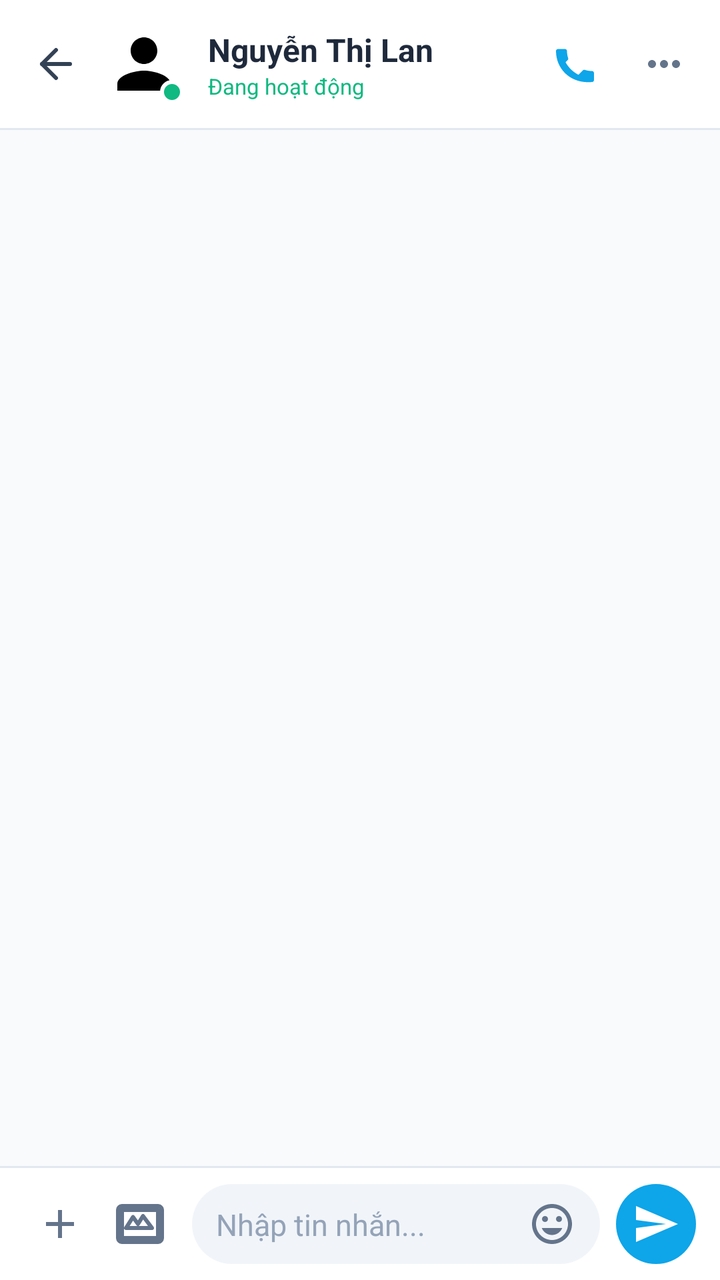
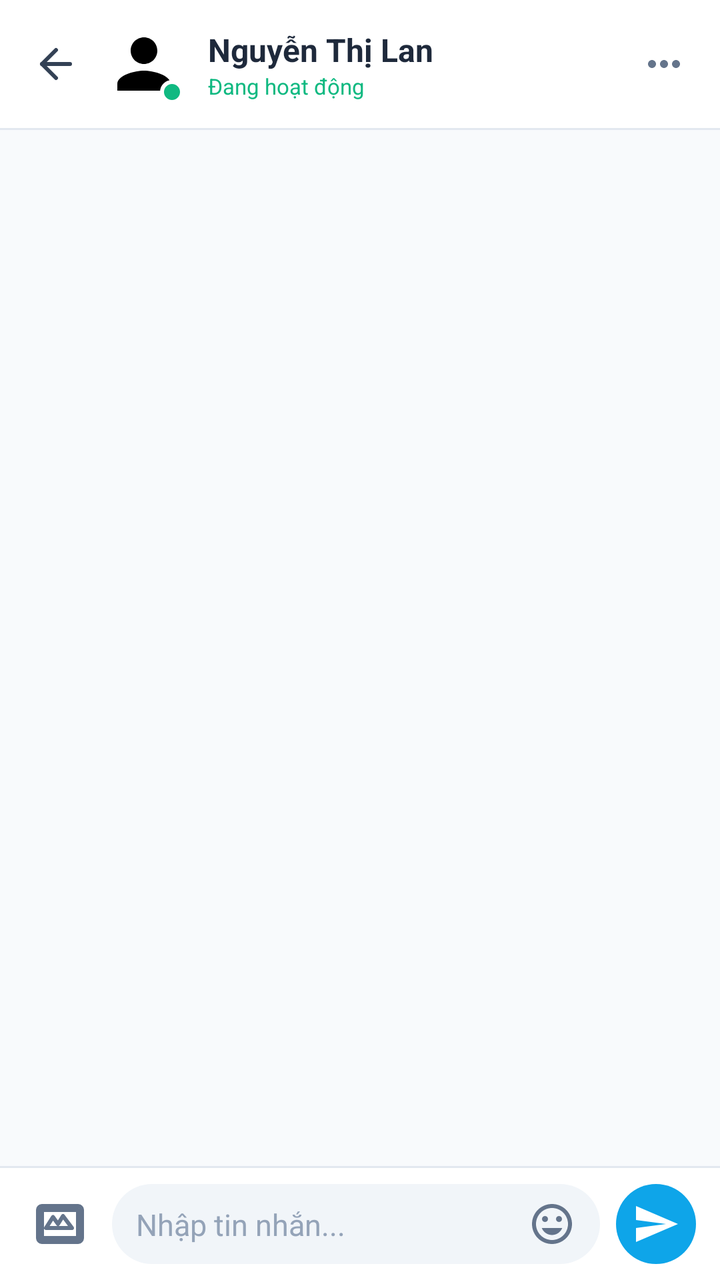

Two renders of the same Android screen: before a commit and after it. Below are the layout's source before the change and the commit's diff.
<!-- AndroidManifest.xml: application theme Theme.FixItVN -->
<!-- res/layout/fragment_chat_customer.xml -->
<?xml version="1.0" encoding="utf-8"?>
<androidx.constraintlayout.widget.ConstraintLayout
    xmlns:android="http://schemas.android.com/apk/res/android"
    xmlns:app="http://schemas.android.com/apk/res-auto"
    xmlns:tools="http://schemas.android.com/tools"
    android:layout_width="match_parent"
    android:layout_height="match_parent"
    android:background="#F8FAFC"> 

    
    <androidx.constraintlayout.widget.ConstraintLayout
        android:id="@+id/layoutHeader"
        android:layout_width="match_parent"
        android:layout_height="64dp"
        android:background="#FFFFFF"
        android:elevation="0dp"
        app:layout_constraintTop_toTopOf="parent">

        <ImageButton
            android:id="@+id/btnBack"
            android:layout_width="40dp"
            android:layout_height="40dp"
            android:layout_marginStart="8dp"
            android:background="?attr/selectableItemBackgroundBorderless"
            android:src="@drawable/ic_lucide_arrow_left"
            app:layout_constraintBottom_toBottomOf="parent"
            app:layout_constraintStart_toStartOf="parent"
            app:layout_constraintTop_toTopOf="parent"
            app:tint="#334155" />

        <androidx.constraintlayout.widget.ConstraintLayout
            android:id="@+id/layoutAvatar"
            android:layout_width="wrap_content"
            android:layout_height="wrap_content"
            android:layout_marginStart="4dp"
            app:layout_constraintBottom_toBottomOf="parent"
            app:layout_constraintStart_toEndOf="@id/btnBack"
            app:layout_constraintTop_toTopOf="parent">

            <com.google.android.material.imageview.ShapeableImageView
                android:id="@+id/ivAvatar"
                android:layout_width="40dp"
                android:layout_height="40dp"
                android:src="@drawable/ic_person"
                android:scaleType="centerCrop"
                app:shapeAppearanceOverlay="@style/CircleImageView"
                app:layout_constraintTop_toTopOf="parent"
                app:layout_constraintStart_toStartOf="parent"
                app:layout_constraintEnd_toEndOf="parent"
                app:layout_constraintBottom_toBottomOf="parent"/>

            
            <View
                android:layout_width="12dp"
                android:layout_height="12dp"
                android:background="@drawable/bg_online_dot"
                app:layout_constraintBottom_toBottomOf="parent"
                app:layout_constraintEnd_toEndOf="parent" />
        </androidx.constraintlayout.widget.ConstraintLayout>

        <TextView
            android:id="@+id/tvName"
            android:layout_width="0dp"
            android:layout_height="wrap_content"
            android:layout_marginStart="12dp"
            android:text="Nguyễn Thị Lan"
            android:textColor="#1E293B"
            android:textSize="16sp"
            android:textStyle="bold"
            app:layout_constraintStart_toEndOf="@id/layoutAvatar"
            app:layout_constraintEnd_toStartOf="@id/btnCall"
            app:layout_constraintTop_toTopOf="@id/layoutAvatar"
            app:layout_constraintBottom_toTopOf="@id/tvStatus"
            app:layout_constraintVertical_chainStyle="packed"/>

        <TextView
            android:id="@+id/tvStatus"
            android:layout_width="0dp"
            android:layout_height="wrap_content"
            android:layout_marginStart="12dp"
            android:text="Đang hoạt động"
            android:textColor="#10B981"
            android:textSize="11sp"
            app:layout_constraintStart_toEndOf="@id/layoutAvatar"
            app:layout_constraintEnd_toStartOf="@id/btnCall"
            app:layout_constraintTop_toBottomOf="@id/tvName"
            app:layout_constraintBottom_toBottomOf="@id/layoutAvatar"/>

        <ImageButton
            android:id="@+id/btnCall"
            android:layout_width="40dp"
            android:layout_height="40dp"
            android:layout_marginEnd="4dp"
            android:background="?attr/selectableItemBackgroundBorderless"
            android:src="@drawable/ic_phone"
            app:layout_constraintBottom_toBottomOf="parent"
            app:layout_constraintEnd_toStartOf="@id/btnMore"
            app:layout_constraintTop_toTopOf="parent"
            app:tint="#0EA5E9" />

        <ImageButton
            android:id="@+id/btnMore"
            android:layout_width="40dp"
            android:layout_height="40dp"
            android:layout_marginEnd="8dp"
            android:background="?attr/selectableItemBackgroundBorderless"
            android:src="@drawable/ic_more_horizontal"
            app:layout_constraintBottom_toBottomOf="parent"
            app:layout_constraintEnd_toEndOf="parent"
            app:layout_constraintTop_toTopOf="parent"
            app:tint="#64748B" />
    </androidx.constraintlayout.widget.ConstraintLayout>

    
    <View
        android:id="@+id/headerDivider"
        android:layout_width="match_parent"
        android:layout_height="1dp"
        android:background="#E2E8F0"
        app:layout_constraintTop_toBottomOf="@id/layoutHeader" />

    
    <androidx.recyclerview.widget.RecyclerView
        android:id="@+id/rvChatMessages"
        android:layout_width="match_parent"
        android:layout_height="0dp"
        android:clipToPadding="false"
        android:paddingHorizontal="16dp"
        android:paddingVertical="12dp"
        app:layout_constraintBottom_toTopOf="@id/inputDivider"
        app:layout_constraintTop_toBottomOf="@id/headerDivider"
        tools:listitem="@layout/item_message_received"
        tools:itemCount="3" />

    
    <View
        android:id="@+id/inputDivider"
        android:layout_width="match_parent"
        android:layout_height="1dp"
        android:background="#E2E8F0"
        app:layout_constraintBottom_toTopOf="@id/layoutBottomInput" />

    
    <androidx.constraintlayout.widget.ConstraintLayout
        android:id="@+id/layoutBottomInput"
        android:layout_width="match_parent"
        android:layout_height="wrap_content"
        android:background="#FFFFFF"
        android:elevation="0dp"
        android:paddingHorizontal="12dp"
        android:paddingVertical="8dp"
        app:layout_constraintBottom_toBottomOf="parent">

        <ImageButton
            android:id="@+id/btnAdd"
            android:layout_width="36dp"
            android:layout_height="36dp"
            android:background="?attr/selectableItemBackgroundBorderless"
            android:src="@drawable/ic_add"
            app:tint="#64748B"
            app:layout_constraintTop_toTopOf="parent"
            app:layout_constraintBottom_toBottomOf="parent"
            app:layout_constraintStart_toStartOf="parent"/>

        <ImageButton
            android:id="@+id/btnGallery"
            android:layout_width="36dp"
            android:layout_height="36dp"
            android:layout_marginStart="4dp"
            android:background="?attr/selectableItemBackgroundBorderless"
            android:src="@drawable/ic_lucide_image"
            app:tint="#64748B"
            app:layout_constraintTop_toTopOf="parent"
            app:layout_constraintBottom_toBottomOf="parent"
            app:layout_constraintStart_toEndOf="@id/btnAdd"/>

        <androidx.constraintlayout.widget.ConstraintLayout
            android:id="@+id/layoutInputBox"
            android:layout_width="0dp"
            android:layout_height="wrap_content"
            android:layout_marginHorizontal="8dp"
            android:background="@drawable/bg_search_bar_rounded"
            android:paddingHorizontal="12dp"
            android:paddingVertical="8dp"
            app:layout_constraintTop_toTopOf="parent"
            app:layout_constraintBottom_toBottomOf="parent"
            app:layout_constraintStart_toEndOf="@id/btnGallery"
            app:layout_constraintEnd_toStartOf="@id/btnSend">

            <EditText
                android:id="@+id/etMessageInput"
                android:layout_width="0dp"
                android:layout_height="wrap_content"
                android:background="@null"
                android:hint="Nhập tin nhắn..."
                android:maxLines="4"
                android:textColor="#1E293B"
                android:textColorHint="#94A3B8"
                android:textSize="15sp"
                app:layout_constraintTop_toTopOf="parent"
                app:layout_constraintBottom_toBottomOf="parent"
                app:layout_constraintStart_toStartOf="parent"
                app:layout_constraintEnd_toStartOf="@id/ivEmoticon"/>

            <ImageView
                android:id="@+id/ivEmoticon"
                android:layout_width="24dp"
                android:layout_height="24dp"
                android:src="@drawable/ic_emoticon"
                app:tint="#64748B"
                app:layout_constraintTop_toTopOf="parent"
                app:layout_constraintBottom_toBottomOf="parent"
                app:layout_constraintEnd_toEndOf="parent"/>
        </androidx.constraintlayout.widget.ConstraintLayout>

        <ImageButton
            android:id="@+id/btnSend"
            android:layout_width="40dp"
            android:layout_height="40dp"
            android:background="@drawable/bg_circle_blue"
            android:backgroundTint="#0EA5E9"
            android:src="@drawable/ic_send"
            app:tint="#FFFFFF"
            app:layout_constraintTop_toTopOf="parent"
            app:layout_constraintBottom_toBottomOf="parent"
            app:layout_constraintEnd_toEndOf="parent"/>
    </androidx.constraintlayout.widget.ConstraintLayout>

</androidx.constraintlayout.widget.ConstraintLayout>
<!-- res/layout/item_message_received.xml (included above) -->
<?xml version="1.0" encoding="utf-8"?>
<androidx.constraintlayout.widget.ConstraintLayout
    xmlns:android="http://schemas.android.com/apk/res/android"
    xmlns:app="http://schemas.android.com/apk/res-auto"
    android:layout_width="match_parent"
    android:layout_height="wrap_content"
    android:paddingTop="8dp">

    <com.google.android.material.imageview.ShapeableImageView
        android:id="@+id/ivReceivedAvatar"
        android:layout_width="32dp"
        android:layout_height="32dp"
        android:background="#E2E8F0"
        android:padding="4dp"
        android:src="@drawable/ic_person"
        android:scaleType="centerCrop"
        app:tint="#94A3B8"
        app:shapeAppearanceOverlay="@style/CircleImageView"
        app:layout_constraintBottom_toBottomOf="@id/tvReceivedMessage"
        app:layout_constraintStart_toStartOf="parent" />

    <TextView
        android:id="@+id/tvReceivedMessage"
        android:layout_width="wrap_content"
        android:layout_height="wrap_content"
        android:layout_marginStart="8dp"
        android:layout_marginEnd="60dp"
        android:background="@drawable/bg_message_received_bubble"
        android:maxWidth="280dp"
        android:paddingHorizontal="16dp"
        android:paddingVertical="10dp"
        android:text="Vâng, em hiểu rồi ạ. Khoảng 30 phút nữa em sẽ có mặt ở nhà chị để kiểm tra nhé!"
        android:textColor="#1E293B"
        android:textSize="15sp"
        app:layout_constraintStart_toEndOf="@id/ivReceivedAvatar"
        app:layout_constraintTop_toTopOf="parent" />

    <TextView
        android:id="@+id/tvReceivedTime"
        android:layout_width="wrap_content"
        android:layout_height="wrap_content"
        android:layout_marginStart="8dp"
        android:layout_marginTop="4dp"
        android:text="14:22"
        android:textColor="#94A3B8"
        android:textSize="11sp"
        app:layout_constraintStart_toEndOf="@id/ivReceivedAvatar"
        app:layout_constraintTop_toBottomOf="@id/tvReceivedMessage" />

</androidx.constraintlayout.widget.ConstraintLayout>
<!-- resources referenced by this layout -->
<resources>
  <!-- drawable bg_circle_blue (drawable) -->
  <?xml version="1.0" encoding="utf-8"?>
  <shape xmlns:android="http://schemas.android.com/apk/res/android" android:shape="oval">
      <solid android:color="?attr/colorPrimary" />
  </shape>
  <!-- drawable bg_message_received_bubble (drawable) -->
  <?xml version="1.0" encoding="utf-8"?>
  <shape xmlns:android="http://schemas.android.com/apk/res/android">
      <solid android:color="#F1F5F9" />
      <corners
          android:topLeftRadius="16dp"
          android:topRightRadius="16dp"
          android:bottomLeftRadius="4dp"
          android:bottomRightRadius="16dp" />
  </shape>
  <!-- drawable bg_online_dot (drawable) -->
  <?xml version="1.0" encoding="utf-8"?>
  <shape xmlns:android="http://schemas.android.com/apk/res/android"
      android:shape="oval">
      <solid android:color="#10B981" /> 
      <stroke
          android:width="2dp"
          android:color="#FFFFFF" /> 
  </shape>
  <!-- drawable bg_search_bar_rounded (drawable) -->
  <?xml version="1.0" encoding="utf-8"?>
  <shape xmlns:android="http://schemas.android.com/apk/res/android"
      android:shape="rectangle">
      <solid android:color="#F1F5F9" /> 
      <corners android:radius="24dp" />
  </shape>
  <!-- drawable ic_add (drawable) -->
  <vector xmlns:android="http://schemas.android.com/apk/res/android"
      android:width="24dp"
      android:height="24dp"
      android:viewportWidth="24"
      android:viewportHeight="24">
      <path
          android:fillColor="#000000"
          android:pathData="M19,13h-6v6h-2v-6H5v-2h6V5h2v6h6v2z"/>
  </vector>
  <!-- drawable ic_person (drawable) -->
  <vector xmlns:android="http://schemas.android.com/apk/res/android"
      android:width="24dp"
      android:height="24dp"
      android:viewportWidth="24"
      android:viewportHeight="24">
      <path
          android:fillColor="#000000"
          android:pathData="M12,12c2.21,0 4,-1.79 4,-4s-1.79,-4 -4,-4 -4,1.79 -4,4 1.79,4 4,4zM12,14c-2.67,0 -8,1.34 -8,4v2h16v-2c0,-2.66 -5.33,-4 -8,-4z"/>
  </vector>
  <!-- drawable ic_phone (drawable) -->
  <vector xmlns:android="http://schemas.android.com/apk/res/android"
      android:width="24dp"
      android:height="24dp"
      android:viewportWidth="24"
      android:viewportHeight="24">
    <path
        android:fillColor="#FF000000"
        android:pathData="M6.62,10.79c1.44,2.83 3.76,5.14 6.59,6.59l2.2,-2.2c0.27,-0.27 0.67,-0.36 1.01,-0.24 1.12,0.37 2.33,0.57 3.58,0.57 0.55,0 1,0.45 1,1v3.5c0,0.55 -0.45,1 -1,1C9.39,22 2,14.61 2,5.5c0,-0.55 0.45,-1 1,-1H6.5c0.55,0 1,0.45 1,1 0,1.25 0.2,2.45 0.57,3.57 0.11,0.35 0.03,0.74 -0.25,1.02l-2.2,2.2z"/>
  </vector>
  <!-- drawable ic_send (drawable) -->
  <vector xmlns:android="http://schemas.android.com/apk/res/android"
      android:width="24dp"
      android:height="24dp"
      android:viewportWidth="24"
      android:viewportHeight="24">
      <path
          android:fillColor="#000000"
          android:pathData="M2.01,21L23,12 2.01,3 2,10l15,2 -15,2z"/>
  </vector>
  <style name="CircleImageView" parent="">
          <item name="cornerFamily">rounded</item>
          <item name="cornerSize">50%</item>
      </style>
  <style name="Widget.FixIt.BottomNavigationView" parent="Widget.MaterialComponents.BottomNavigationView">
          <item name="itemTextAppearanceActive">@style/TextAppearance.FixIt.BottomNav</item>
          <item name="itemTextAppearanceInactive">@style/TextAppearance.FixIt.BottomNav</item>
      </style>
  <style name="TextAppearance.FixIt.BottomNav" parent="TextAppearance.MaterialComponents.Caption">
          <item name="android:textSize">10sp</item>
          <item name="android:fontFamily">sans-serif-medium</item>
      </style>
  <!-- unchanged entries left out for length: 5 -->
</resources>

<!-- the commit's change to res/layout/fragment_chat_customer.xml (unified diff, before → after) -->
@@ -68,7 +68,7 @@
             android:textSize="16sp"
             android:textStyle="bold"
             app:layout_constraintStart_toEndOf="@id/layoutAvatar"
-            app:layout_constraintEnd_toStartOf="@id/btnCall"
+            app:layout_constraintEnd_toStartOf="@id/btnMore"
             app:layout_constraintTop_toTopOf="@id/layoutAvatar"
             app:layout_constraintBottom_toTopOf="@id/tvStatus"
             app:layout_constraintVertical_chainStyle="packed"/>
@@ -82,21 +82,9 @@
             android:textColor="#10B981"
             android:textSize="11sp"
             app:layout_constraintStart_toEndOf="@id/layoutAvatar"
-            app:layout_constraintEnd_toStartOf="@id/btnCall"
+            app:layout_constraintEnd_toStartOf="@id/btnMore"
             app:layout_constraintTop_toBottomOf="@id/tvName"
             app:layout_constraintBottom_toBottomOf="@id/layoutAvatar"/>
-
-        <ImageButton
-            android:id="@+id/btnCall"
-            android:layout_width="40dp"
-            android:layout_height="40dp"
-            android:layout_marginEnd="4dp"
-            android:background="?attr/selectableItemBackgroundBorderless"
-            android:src="@drawable/ic_phone"
-            app:layout_constraintBottom_toBottomOf="parent"
-            app:layout_constraintEnd_toStartOf="@id/btnMore"
-            app:layout_constraintTop_toTopOf="parent"
-            app:tint="#0EA5E9" />
 
         <ImageButton
             android:id="@+id/btnMore"
@@ -152,27 +140,16 @@
         app:layout_constraintBottom_toBottomOf="parent">
 
         <ImageButton
-            android:id="@+id/btnAdd"
-            android:layout_width="36dp"
-            android:layout_height="36dp"
-            android:background="?attr/selectableItemBackgroundBorderless"
-            android:src="@drawable/ic_add"
-            app:tint="#64748B"
-            app:layout_constraintTop_toTopOf="parent"
-            app:layout_constraintBottom_toBottomOf="parent"
-            app:layout_constraintStart_toStartOf="parent"/>
-
-        <ImageButton
             android:id="@+id/btnGallery"
             android:layout_width="36dp"
             android:layout_height="36dp"
-            android:layout_marginStart="4dp"
+            android:layout_marginStart="0dp"
             android:background="?attr/selectableItemBackgroundBorderless"
             android:src="@drawable/ic_lucide_image"
             app:tint="#64748B"
             app:layout_constraintTop_toTopOf="parent"
             app:layout_constraintBottom_toBottomOf="parent"
-            app:layout_constraintStart_toEndOf="@id/btnAdd"/>
+            app:layout_constraintStart_toStartOf="parent"/>
 
         <androidx.constraintlayout.widget.ConstraintLayout
             android:id="@+id/layoutInputBox"
<!-- resource entries referenced after the edit -->
@@ -31,16 +31,6 @@
       <solid android:color="#F1F5F9" /> 
       <corners android:radius="24dp" />
   </shape>
-  <!-- drawable ic_add (drawable) -->
-  <vector xmlns:android="http://schemas.android.com/apk/res/android"
-      android:width="24dp"
-      android:height="24dp"
-      android:viewportWidth="24"
-      android:viewportHeight="24">
-      <path
-          android:fillColor="#000000"
-          android:pathData="M19,13h-6v6h-2v-6H5v-2h6V5h2v6h6v2z"/>
-  </vector>
   <!-- drawable ic_person (drawable) -->
   <vector xmlns:android="http://schemas.android.com/apk/res/android"
       android:width="24dp"
@@ -50,16 +40,6 @@
       <path
           android:fillColor="#000000"
           android:pathData="M12,12c2.21,0 4,-1.79 4,-4s-1.79,-4 -4,-4 -4,1.79 -4,4 1.79,4 4,4zM12,14c-2.67,0 -8,1.34 -8,4v2h16v-2c0,-2.66 -5.33,-4 -8,-4z"/>
-  </vector>
-  <!-- drawable ic_phone (drawable) -->
-  <vector xmlns:android="http://schemas.android.com/apk/res/android"
-      android:width="24dp"
-      android:height="24dp"
-      android:viewportWidth="24"
-      android:viewportHeight="24">
-    <path
-        android:fillColor="#FF000000"
-        android:pathData="M6.62,10.79c1.44,2.83 3.76,5.14 6.59,6.59l2.2,-2.2c0.27,-0.27 0.67,-0.36 1.01,-0.24 1.12,0.37 2.33,0.57 3.58,0.57 0.55,0 1,0.45 1,1v3.5c0,0.55 -0.45,1 -1,1C9.39,22 2,14.61 2,5.5c0,-0.55 0.45,-1 1,-1H6.5c0.55,0 1,0.45 1,1 0,1.25 0.2,2.45 0.57,3.57 0.11,0.35 0.03,0.74 -0.25,1.02l-2.2,2.2z"/>
   </vector>
   <!-- drawable ic_send (drawable) -->
   <vector xmlns:android="http://schemas.android.com/apk/res/android"
